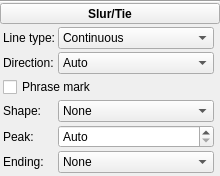
Above: mscore/inspector/inspector_slur.ui from Celeste-fr/MS3-MS4playback-SSO before the change. Below: the same form after it.
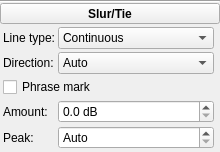
That is the form after the change. Custom widgets are drawn as their Qt base class.

Commit message: Phrase marks: two values per mark, Amount (dB) and Peak; Ending removed (the owner, 2026-11-07: "I thought phrasing is just 2 variables, swell location and amount"; approved Amount + Peak, a phrase slowed by a rit. line instead)

Diff of the .ui file:
```diff
--- a/mscore/inspector/inspector_slur.ui
+++ b/mscore/inspector/inspector_slur.ui
@@ -218,7 +218,7 @@
       <item row="4" column="0">
        <widget class="QLabel" name="phraseShapeLabel">
         <property name="text">
-         <string>Shape:</string>
+         <string>Amount:</string>
         </property>
         <property name="alignment">
          <set>Qt::AlignLeading|Qt::AlignLeft|Qt::AlignVCenter</set>
@@ -229,7 +229,7 @@
        </widget>
       </item>
       <item row="4" column="1">
-       <widget class="QComboBox" name="phraseShape">
+       <widget class="QDoubleSpinBox" name="phraseAmount">
         <property name="sizePolicy">
          <sizepolicy hsizetype="Expanding" vsizetype="Fixed">
           <horstretch>0</horstretch>
@@ -242,16 +242,21 @@
         <property name="accessibleName">
          <string>Shape</string>
         </property>
-        <item>
-         <property name="text">
-          <string>None</string>
-         </property>
-        </item>
-        <item>
-         <property name="text">
-          <string>Swell</string>
-         </property>
-        </item>
+        <property name="suffix">
+         <string> dB</string>
+        </property>
+        <property name="decimals">
+         <number>1</number>
+        </property>
+        <property name="minimum">
+         <double>0.000000000000000</double>
+        </property>
+        <property name="maximum">
+         <double>12.000000000000000</double>
+        </property>
+        <property name="singleStep">
+         <double>0.100000000000000</double>
+        </property>
        </widget>
       </item>
       <item row="4" column="2">
@@ -324,63 +329,6 @@
         </property>
        </widget>
       </item>
-      <item row="6" column="0">
-       <widget class="QLabel" name="phraseEndingLabel">
-        <property name="text">
-         <string>Ending:</string>
-        </property>
-        <property name="alignment">
-         <set>Qt::AlignLeading|Qt::AlignLeft|Qt::AlignVCenter</set>
-        </property>
-        <property name="buddy">
-         <cstring>phraseEnding</cstring>
-        </property>
-       </widget>
-      </item>
-      <item row="6" column="1">
-       <widget class="QComboBox" name="phraseEnding">
-        <property name="sizePolicy">
-         <sizepolicy hsizetype="Expanding" vsizetype="Fixed">
-          <horstretch>0</horstretch>
-          <verstretch>0</verstretch>
-         </sizepolicy>
-        </property>
-        <property name="toolTip">
-         <string>How much the phrase slows down at its end</string>
-        </property>
-        <property name="accessibleName">
-         <string>Ending</string>
-        </property>
-        <item>
-         <property name="text">
-          <string>None</string>
-         </property>
-        </item>
-        <item>
-         <property name="text">
-          <string>Slight</string>
-         </property>
-        </item>
-        <item>
-         <property name="text">
-          <string>Broad</string>
-         </property>
-        </item>
-       </widget>
-      </item>
-      <item row="6" column="2">
-       <widget class="Ms::ResetButton" name="resetPhraseEnding" native="true">
-        <property name="sizePolicy">
-         <sizepolicy hsizetype="Fixed" vsizetype="Preferred">
-          <horstretch>0</horstretch>
-          <verstretch>0</verstretch>
-         </sizepolicy>
-        </property>
-        <property name="accessibleName">
-         <string>Reset 'Ending' value</string>
-        </property>
-       </widget>
-      </item>
      </layout>
     </widget>
    </item>
```
Left out of the diff: 15 changed lines with no effect on the pictures. The commit also changes 21 other files.
